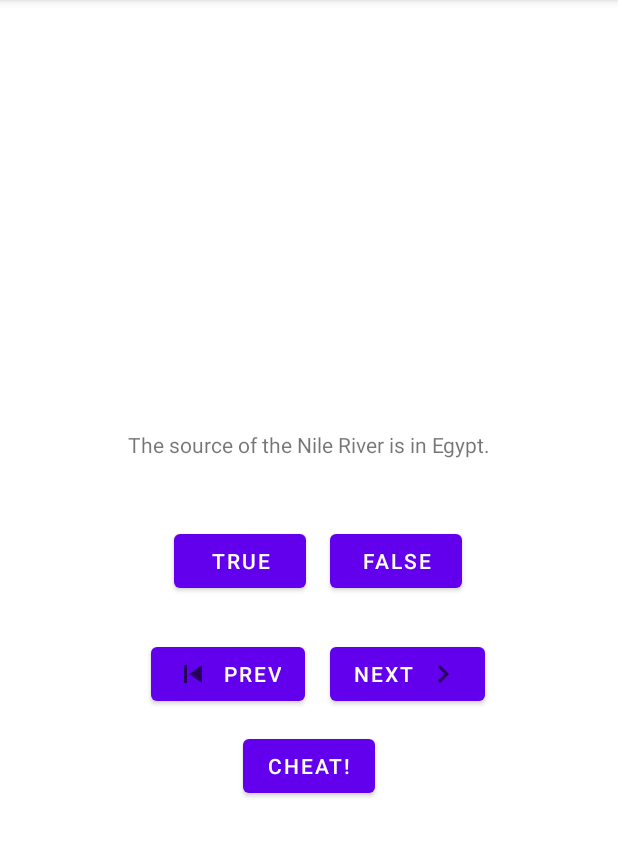
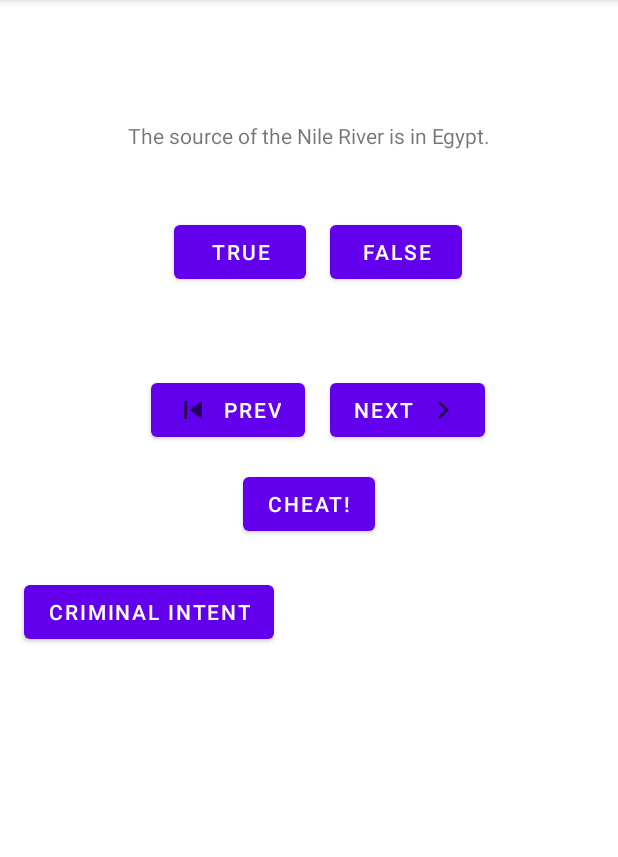
Before and after one commit to artem-inkaz/Big_Nerd_Ranch, an Android app: the screen it shows after launch (MainActivity), on a phone screen of 412 x 824 dp, the part 84-941 px from its top. Run offline under Robolectric (Android 15) with nearby library versions, the phone set to English and light mode, and no system bars.

Commit message:
CriminalIntent #8-9.3 fragment_crime

```diff
--- a/app/build.gradle
+++ b/app/build.gradle
@@ -40,8 +40,9 @@ dependencies {
     implementation 'androidx.appcompat:appcompat:1.2.0'
     implementation 'com.google.android.material:material:1.3.0'
     implementation 'androidx.constraintlayout:constraintlayout:2.0.4'
-    implementation 'androidx.lifecycle:lifecycle-extensions:2.0.0'
-    implementation 'androidx.fragment:fragment-ktx:1.1.0'
+    implementation 'androidx.lifecycle:lifecycle-extensions:2.2.0'
+    implementation 'androidx.fragment:fragment-ktx:1.3.0'
+    implementation 'androidx.legacy:legacy-support-v4:1.0.0'
 
     testImplementation 'junit:junit:4.13.2'
 
--- a/app/src/main/AndroidManifest.xml
+++ b/app/src/main/AndroidManifest.xml
@@ -17,6 +17,7 @@
                 <category android:name="android.intent.category.LAUNCHER" />
             </intent-filter>
         </activity>
+        <activity android:name=".CrimeIntent.FragmentCriminalIntent" />
     </application>
 
 </manifest>
--- a/app/src/main/java/com/example/big_nerd_ranch/CheatActivity.kt
+++ b/app/src/main/java/com/example/big_nerd_ranch/CheatActivity.kt
@@ -30,6 +30,7 @@ class CheatActivity : AppCompatActivity() {
     override fun onSaveInstanceState(outState: Bundle) {
         super.onSaveInstanceState(outState)
         Log.i(TAG,"onSaveInstanceState")
+        // Cheated
         outState.putBoolean(KEY_WAS_CHEATED, wasCheated)
     }
 
@@ -40,8 +41,6 @@ class CheatActivity : AppCompatActivity() {
         // Closing Loopholes for Cheaters
         wasCheated = savedInstanceState?.getBoolean(KEY_WAS_CHEATED, false) ?: false
         setAnswerShownResult(wasCheated)
-
-
 
         answerIsTrue = intent.getBooleanExtra(EXTRA_ANSWER_IS_TRUE, false)
         answerTextView = findViewById(R.id.answer_text_view)
--- a/app/src/main/java/com/example/big_nerd_ranch/MainActivity.kt
+++ b/app/src/main/java/com/example/big_nerd_ranch/MainActivity.kt
@@ -3,6 +3,7 @@ package com.example.big_nerd_ranch
 import android.annotation.SuppressLint
 import android.app.Activity
 import android.app.ActivityOptions
+import android.content.ClipData.newIntent
 import android.content.Intent
 import android.os.Build
 import androidx.appcompat.app.AppCompatActivity
@@ -12,18 +13,12 @@ import android.view.Gravity
 import android.widget.Button
 import android.widget.TextView
 import android.widget.Toast
-import android.widget.Toast.makeText
 import androidx.activity.viewModels
 import androidx.annotation.RequiresApi
-import androidx.lifecycle.ViewModel
-import androidx.lifecycle.ViewModelProvider
-import androidx.lifecycle.ViewModelProviders.of
-import androidx.lifecycle.ViewModelStores.of
-import com.example.big_nerd_ranch.model.Question
+import com.example.big_nerd_ranch.CheatActivity.Companion.newIntent
+import com.example.big_nerd_ranch.CrimeIntent.FragmentCriminalIntent
 import com.google.android.material.snackbar.Snackbar
 import kotlinx.android.synthetic.main.activity_main.*
-import java.util.EnumSet.of
-import java.util.List.of
 
 private const val TAG = "MainActivity"
 private const val KEY_INDEX = "index"
@@ -38,8 +33,10 @@ class MainActivity : AppCompatActivity() {
     private lateinit var prevButton: Button
     private lateinit var cheatButton: Button
     private lateinit var questionTextView: TextView
-
     private val quizViewModel: QuizViewModel by viewModels()
+    //----------------------------------------------------
+    private lateinit var criminalIntentButton: Button
+    //val fragmentCriminalIntent = FragmentCriminalIntent()
 
     @RequiresApi(Build.VERSION_CODES.M)
     @SuppressLint("RestrictApi")
@@ -47,7 +44,22 @@ class MainActivity : AppCompatActivity() {
         super.onCreate(savedInstanceState)
         Log.d(TAG, "onCreate(Bundle?) called")
         setContentView(R.layout.activity_main)
+        // 1 to 7 Chapter
+        GeoQuiz(savedInstanceState)
+        //-----------------------------------------------------------------------
+        // 8 Chapter goto new Activity FragmentCriminalIntent
+          criminalIntentButton = findViewById(R.id.btn_criminal_intent)
+          criminalIntentButton.setOnClickListener {
+              // Variant 1
+                val i = Intent(this,FragmentCriminalIntent::class.java).apply { }
+              startActivity(i)
+              // Variant 2
+//              val intent2 = newIntent(this@MainActivity, false)
+//              startActivity(intent2)
+            }
+    }
 
+    private fun GeoQuiz(savedInstanceState: Bundle?) {
         val currentIndex = savedInstanceState?.getInt(KEY_INDEX, 0) ?: 0
         quizViewModel.curretIndex = currentIndex
         // state interface
@@ -70,7 +82,7 @@ class MainActivity : AppCompatActivity() {
             checkAnswer(false)
         }
         nextButton.setOnClickListener {
-            quizViewModel.isCheater= false
+            quizViewModel.isCheater = false
             quizViewModel.moveToNext()
     //            curretIndex = (curretIndex + 1) % questionBank.size
             updateQuestion()
@@ -86,7 +98,7 @@ class MainActivity : AppCompatActivity() {
             if (tokens <= 3 && tokens != 0) {  // Can use also (!(tokens > 3 || tokens == 0))
                 tokens -= 1
                 val answerIsTrue = quizViewModel.currentQuestionAnswer
-                val intent = CheatActivity.newIntent(this@MainActivity, answerIsTrue)
+                val intent = newIntent(this@MainActivity, answerIsTrue)
     //            startActivity(intent)
                 // 6.13
                 // startActivityForResult(intent,REQUEST_CODE_CHEAT)
@@ -131,13 +143,12 @@ class MainActivity : AppCompatActivity() {
         super.onResume()
         Log.d(TAG,"onResume() called")
     }
-    // сохранение данных при засыпании приложения
+    // сохранение данных при засыпании приложения 1 to 7 Chapter
     override fun onSaveInstanceState(savedInstanceState: Bundle) {
         super.onSaveInstanceState(savedInstanceState)
         Log.i(TAG, "onSaveInstanceState")
         savedInstanceState.putInt(KEY_INDEX,quizViewModel.curretIndex)
     }
-
     override fun onStop() {
         super.onStop()
         Log.d(TAG,"onStop() called")
@@ -146,11 +157,13 @@ class MainActivity : AppCompatActivity() {
         super.onDestroy()
         Log.d(TAG,"onDestroy() called")
     }
+    // 1 to 7 Chapter
     private fun updateQuestion() {
 //        val questionTextResId = questionBank[curretIndex].textResId
         val questionTextResId = quizViewModel.currentQuestionText
         questionTextView.setText(questionTextResId)
     }
+    // 1 to 7 Chapter
     private fun checkAnswer(userAnswer: Boolean){
 //        val correctAnswer = questionBank[curretIndex].answer
         val correctAnswer = quizViewModel.currentQuestionAnswer
--- /dev/null
+++ b/app/src/main/java/com/example/big_nerd_ranch/utilits/constants.kt
@@ -0,0 +1,6 @@
+package com.example.big_nerd_ranch.utilits
+
+import com.example.big_nerd_ranch.MainActivity
+
+// объявляем глобальные переменные
+lateinit var APP_ACTIVITY: MainActivity
--- a/app/src/main/res/layout/activity_main.xml
+++ b/app/src/main/res/layout/activity_main.xml
@@ -2,7 +2,7 @@
 <androidx.constraintlayout.widget.ConstraintLayout xmlns:android="http://schemas.android.com/apk/res/android"
     xmlns:app="http://schemas.android.com/apk/res-auto"
     xmlns:tools="http://schemas.android.com/tools"
-    android:id="@+id/activity_main_container"
+
     android:layout_width="match_parent"
     android:layout_height="match_parent"
     tools:context=".MainActivity">
@@ -15,10 +15,10 @@
         android:padding="@dimen/dimen_text_question"
         app:layout_constraintBottom_toBottomOf="parent"
         app:layout_constraintEnd_toEndOf="parent"
-        app:layout_constraintHorizontal_bias="0.0"
+        app:layout_constraintHorizontal_bias="1.0"
         app:layout_constraintStart_toStartOf="parent"
         app:layout_constraintTop_toTopOf="parent"
-        app:layout_constraintVertical_bias="0.375"
+        app:layout_constraintVertical_bias="0.081"
         tools:text="@string/question_australia" />
 
     <Button
@@ -72,14 +72,14 @@
         android:layout_width="wrap_content"
         android:layout_height="wrap_content"
         android:orientation="horizontal"
-        app:layout_constraintGuide_begin="399dp" />
+        app:layout_constraintGuide_begin="207dp" />
 
     <androidx.constraintlayout.widget.Guideline
         android:id="@+id/guideline3"
         android:layout_width="wrap_content"
         android:layout_height="wrap_content"
         android:orientation="horizontal"
-        app:layout_constraintGuide_begin="487dp" />
+        app:layout_constraintGuide_begin="312dp" />
 
     <Button
         android:id="@+id/cheat_button"
@@ -90,4 +90,27 @@
         app:layout_constraintStart_toStartOf="parent"
         app:layout_constraintTop_toBottomOf="@id/guideline3" />
 
+    <Button
+        android:id="@+id/btn_criminal_intent"
+        android:layout_width="wrap_content"
+        android:layout_height="wrap_content"
+        android:text="@string/text_btn_criminal_intent"
+        app:layout_constraintBottom_toBottomOf="parent"
+        app:layout_constraintEnd_toEndOf="parent"
+        app:layout_constraintHorizontal_bias="0.065"
+        app:layout_constraintStart_toStartOf="parent"
+        app:layout_constraintTop_toTopOf="@+id/guideline3"
+        app:layout_constraintVertical_bias="0.177" />
+
+    <FrameLayout
+        android:id="@+id/activity_main_container"
+        android:layout_width="match_parent"
+        android:layout_height="match_parent"
+        app:layout_constraintBottom_toBottomOf="parent"
+        app:layout_constraintEnd_toEndOf="parent"
+        app:layout_constraintStart_toStartOf="parent"
+        app:layout_constraintTop_toTopOf="parent">
+
+    </FrameLayout>
+
 </androidx.constraintlayout.widget.ConstraintLayout>
--- a/app/src/main/res/values/colors.xml
+++ b/app/src/main/res/values/colors.xml
@@ -7,4 +7,5 @@
     <color name="teal_700">#FF018786</color>
     <color name="black">#FF000000</color>
     <color name="white">#FFFFFFFF</color>
+    <color name="background_crime_frgment">#ff99cc00</color>
 </resources>
```
Also changed, not shown: app/src/main/java/com/example/big_nerd_ranch/CrimeIntent/CrimeFragment.kt (added, +72 -0 lines), app/src/main/java/com/example/big_nerd_ranch/CrimeIntent/CrimeListFragment.kt (added, +37 -0 lines), app/src/main/java/com/example/big_nerd_ranch/CrimeIntent/CrimeListViewModel.kt (added, +18 -0 lines), app/src/main/java/com/example/big_nerd_ranch/CrimeIntent/FragmentCriminalIntent.kt (added, +37 -0 lines), app/src/main/java/com/example/big_nerd_ranch/model/Crime.kt (added, +11 -0 lines), app/src/main/res/layout/activity_criminal_intent.xml (added, +12 -0 lines), app/src/main/res/layout/fragment_crime.xml (added, +68 -0 lines), app/src/main/res/layout/fragment_crime_list.xml (added, +14 -0 lines), app/src/main/res/values/strings.xml (+7 -0 lines). Lines whose indentation alone changed are shown as unchanged.
